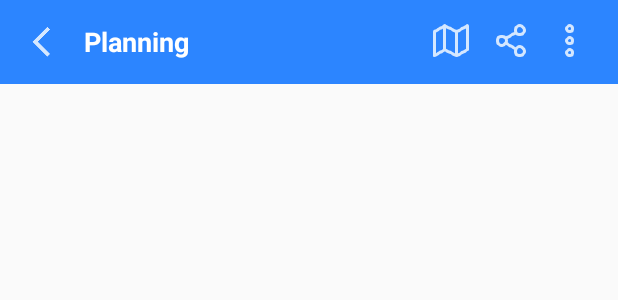
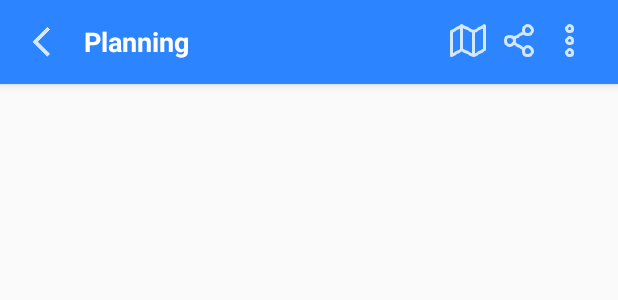
Before and after one commit to ppyzza/golo, an Android app: the layout toolbar_with_back.xml on its own in the app's theme, with its tools: preview values and no code run, on a phone screen of 412 x 824 dp. Shown: the top 300 px of the screen. Run offline under Robolectric (Android 15) with nearby library versions, the phone set to English and light mode, and no system bars.

Commit message:
Edit layout toolbar with back

```diff
--- a/app/src/main/res/layout/toolbar_with_back.xml
+++ b/app/src/main/res/layout/toolbar_with_back.xml
@@ -1,16 +1,10 @@
 <?xml version="1.0" encoding="utf-8"?>
-<androidx.constraintlayout.widget.ConstraintLayout
-    xmlns:android="http://schemas.android.com/apk/res/android"
+<com.google.android.material.appbar.AppBarLayout xmlns:android="http://schemas.android.com/apk/res/android"
     xmlns:app="http://schemas.android.com/apk/res-auto"
     xmlns:tools="http://schemas.android.com/tools"
     android:layout_width="match_parent"
-    android:layout_height="match_parent">
+    android:layout_height="wrap_content">
 
-    <RelativeLayout
-        android:layout_width="match_parent"
-        android:layout_height="match_parent"
-        tools:layout_editor_absoluteX="39dp"
-        tools:layout_editor_absoluteY="0dp">
 
     <androidx.appcompat.widget.Toolbar
         android:id="@+id/toolbar3"
@@ -49,16 +43,16 @@
                 android:id="@+id/imageView2"
                 android:layout_width="wrap_content"
                 android:layout_height="wrap_content"
-                    android:layout_alignParentEnd="true"
-                    android:layout_marginEnd="79dp"
+                android:layout_marginEnd="10dp"
+                android:layout_toLeftOf="@id/imageView3"
                 app:srcCompat="@drawable/ic_map" />
 
             <ImageView
                 android:id="@+id/imageView3"
                 android:layout_width="wrap_content"
                 android:layout_height="wrap_content"
-                    android:layout_alignParentEnd="true"
-                    android:layout_marginEnd="39dp"
+                android:layout_marginRight="10dp"
+                android:layout_toLeftOf="@id/imageView"
                 app:srcCompat="@drawable/ic_share" />
 
         </RelativeLayout>
@@ -66,6 +60,4 @@
 
     </androidx.appcompat.widget.Toolbar>
 
-
-    </RelativeLayout>
-</androidx.constraintlayout.widget.ConstraintLayout>
+</com.google.android.material.appbar.AppBarLayout>
```
Lines whose indentation alone changed are shown as unchanged.
